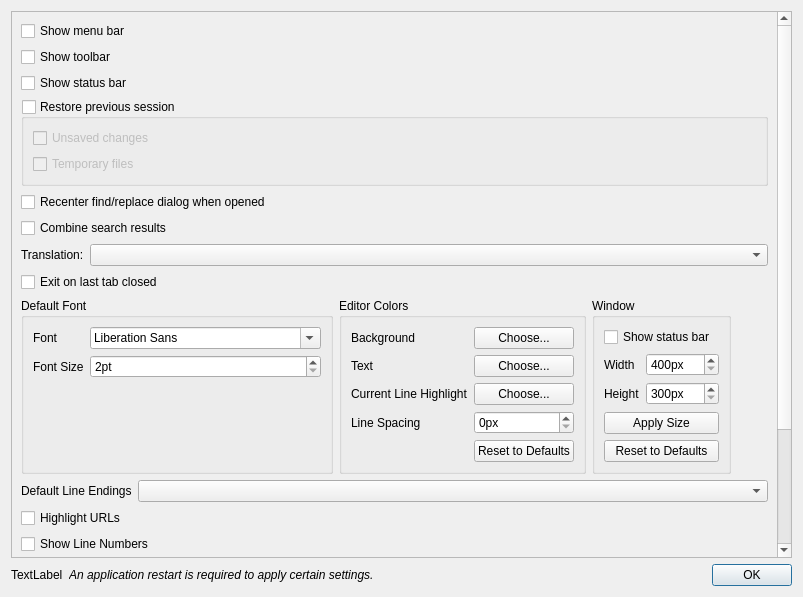
First picture: the form in src/dialogs/PreferencesDialog.ui, repository neungzap/NotepadNext, before the edit.
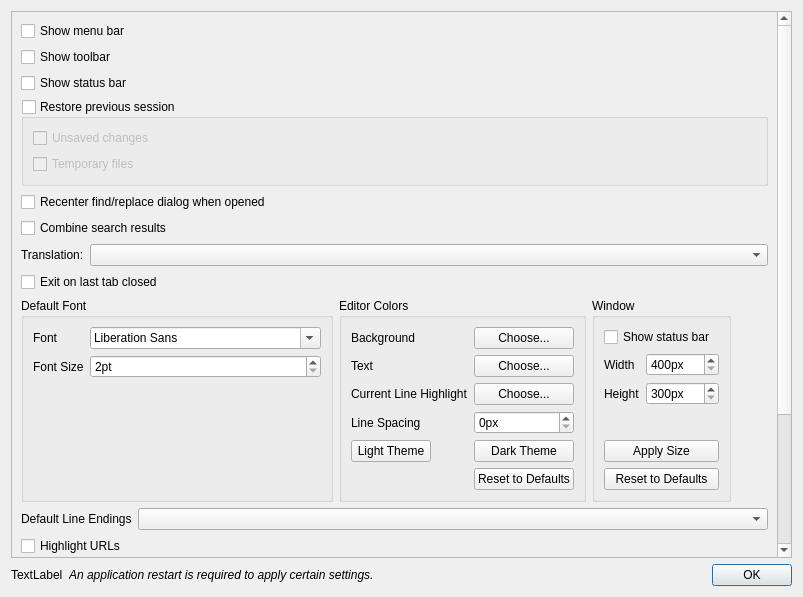
Second picture: the form after the edit.

Commit message:
Add Compare Files minimap/theme presets, editor theme presets, and fork changelog
- Compare Files: diff minimap per pane (click/drag to jump, shows viewport),
  Light/Dark theme presets, copy buttons now copy the original unpadded text
  instead of the alignment-padded view, and the dialog now uses the app's
  configured editor font instead of a hardcoded one.
- Preferences: Light/Dark theme preset buttons for editor colors.
- Added FORK_CHANGES.md documenting everything this fork adds on top of
  upstream, linked from the README.

The edit to the form file:
```diff
--- a/src/dialogs/PreferencesDialog.ui
+++ b/src/dialogs/PreferencesDialog.ui
@@ -233,7 +233,21 @@
               </property>
              </widget>
             </item>
+            <item row="4" column="0">
+             <widget class="QPushButton" name="btnEditorLightTheme">
+              <property name="text">
+               <string>Light Theme</string>
+              </property>
+             </widget>
+            </item>
             <item row="4" column="1">
+             <widget class="QPushButton" name="btnEditorDarkTheme">
+              <property name="text">
+               <string>Dark Theme</string>
+              </property>
+             </widget>
+            </item>
+            <item row="5" column="1">
              <widget class="QPushButton" name="btnEditorColorsReset">
               <property name="text">
                <string>Reset to Defaults</string>
```
The commit also changes 8 other files.
